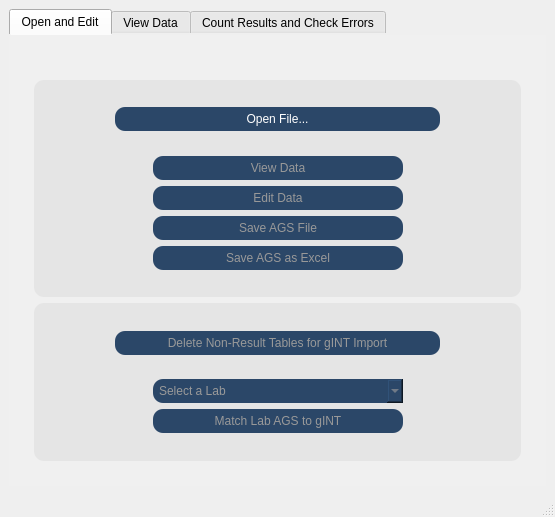
Qt form common/assets/ui/mainwindow_tableview.ui (lachesis17/AGS-GUI) before a commit.
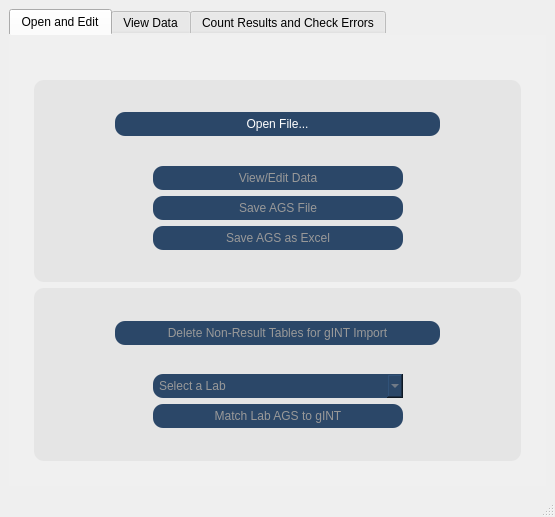
The same form after that commit. Custom widgets are drawn as their Qt base class.

Commit message:
v4.4 - Remove PandasGUI and add table features
- Removed PandasGUI
- Can delete an entire row or column if it is selected  with the delete key
- If an entire row/column is not selected, delete the selected cells
- Add export of AGS to Excel file
- View/Edit data merged into one, changes save into export of AGS/Excel

To implement:
- Deleting tables via tableview (all of the data can still be deleted with CTRL+A, DEL)
- Sorting columns - this does work, but need to handle on double click of header, otherwise single click interferes with 'selecting' columns on click

Patch:
```diff
--- a/common/assets/ui/mainwindow_tableview.ui
+++ b/common/assets/ui/mainwindow_tableview.ui
@@ -365,7 +365,7 @@
 }</string>
                      </property>
                      <property name="text">
-                      <string>View Data</string>
+                      <string>View/Edit Data</string>
                      </property>
                     </widget>
                    </item>
@@ -384,94 +384,6 @@
                    </item>
                   </layout>
                  </item>
-                 <item>
-                  <layout class="QHBoxLayout" name="horizontalLayout_23">
-                   <item>
-                    <spacer name="horizontalSpacer_6">
-                     <property name="orientation">
-                      <enum>Qt::Horizontal</enum>
-                     </property>
-                     <property name="sizeHint" stdset="0">
-                      <size>
-                       <width>40</width>
-                       <height>20</height>
-                      </size>
-                     </property>
-                    </spacer>
-                   </item>
-                   <item>
-                    <widget class="QPushButton" name="pandas_gui">
-                     <property name="enabled">
-                      <bool>false</bool>
-                     </property>
-                     <property name="sizePolicy">
-                      <sizepolicy hsizetype="MinimumExpanding" vsizetype="MinimumExpanding">
-                       <horstretch>0</horstretch>
-                       <verstretch>0</verstretch>
-                      </sizepolicy>
-                     </property>
-                     <property name="minimumSize">
-                      <size>
-                       <width>250</width>
-                       <height>24</height>
-                      </size>
-                     </property>
-                     <property name="maximumSize">
-                      <size>
-                       <width>16777215</width>
-                       <height>24</height>
-                      </size>
-                     </property>
-                     <property name="font">
-                      <font>
-                       <family>Tahoma</family>
-                       <pointsize>9</pointsize>
-                       <weight>50</weight>
-                       <italic>false</italic>
-                       <bold>false</bold>
-                      </font>
-                     </property>
-                     <property name="styleSheet">
-                      <string notr="true">QPushButton {
-    border-radius: 10px;
-	font: 9pt &quot;Tahoma&quot;;
-    background: #2b4768;
-    color: white;
-	padding:5px;
-}
-
-QPushButton:selected { /* italicize selected tabs */
-    color: black;
-}
-
-QPushButton:hover { /* italicize selected tabs */
-    background: #6bb7dd;
-}
-
-QPushButton:disabled { 
-    color: #999999;
-}</string>
-                     </property>
-                     <property name="text">
-                      <string>Edit Data</string>
-                     </property>
-                    </widget>
-                   </item>
-                   <item>
-                    <spacer name="horizontalSpacer_7">
-                     <property name="orientation">
-                      <enum>Qt::Horizontal</enum>
-                     </property>
-                     <property name="sizeHint" stdset="0">
-                      <size>
-                       <width>40</width>
-                       <height>20</height>
-                      </size>
-                     </property>
-                    </spacer>
-                   </item>
-                  </layout>
-                 </item>
                  <item>
                   <layout class="QHBoxLayout" name="horizontalLayout_3">
                    <item>
@@ -581,7 +493,7 @@
                       <bool>false</bool>
                      </property>
                      <property name="sizePolicy">
-                      <sizepolicy hsizetype="Preferred" vsizetype="Maximum">
+                      <sizepolicy hsizetype="MinimumExpanding" vsizetype="MinimumExpanding">
                        <horstretch>0</horstretch>
                        <verstretch>0</verstretch>
                       </sizepolicy>
```
Left out of the diff: 2 changed lines with no effect on the pictures. The commit also changes 2 other files.
